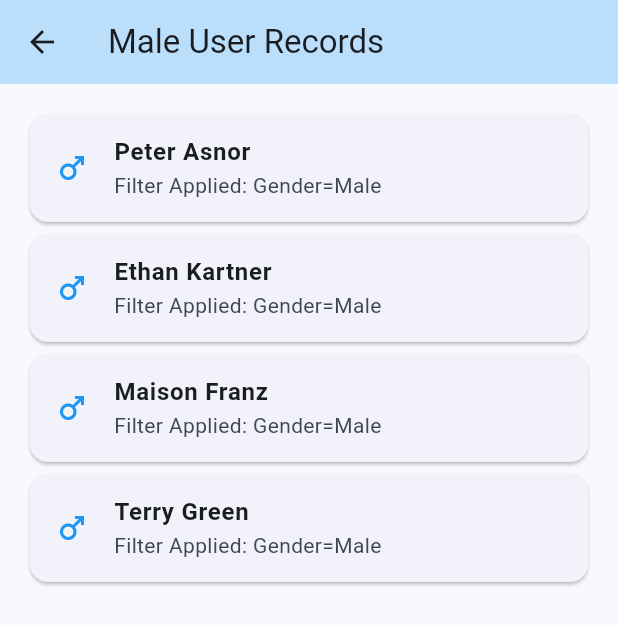
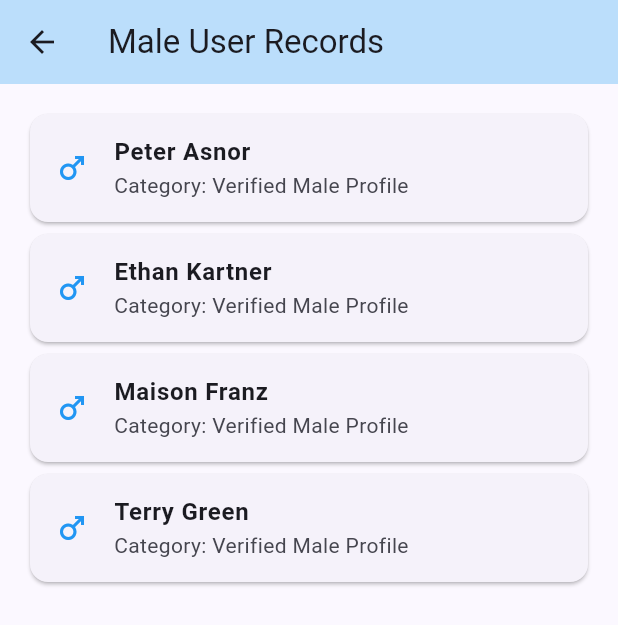
Before and after one commit to bartusanli/dynamic-user-list-filtering, a Flutter app: the screen it shows after launch, after a tap on an icon or button, on a phone screen of 412 x 824 dp. Shown: the top 625 px of the screen. Run offline on Flutter 3.47's test engine with Material 3 defaults, Android fonts, the phone set to English and light mode, and no system bars.

Commit message:
Male and female part updated

```diff
--- a/lib/main.dart
+++ b/lib/main.dart
@@ -1,12 +1,13 @@
 import 'package:flutter/material.dart';
-// Note: Ensure your inkwellcontainers.dart file is in the same directory or update the path
+// Note: You can keep the import for inkwellcontainers if you use it elsewhere,
+// but for this specific directory logic, we are creating a dedicated Female page.
 import 'package:vize/inkwellcontainers.dart';
 
 void main() {
   runApp(const MyApp());
 }
 
-/// 1. Data Model - Professional apps use objects to handle data
+/// 1. Data Model
 class UserProfile {
   final String name;
   final String gender;
@@ -25,7 +26,7 @@ class MyApp extends StatelessWidget {
       debugShowCheckedModeBanner: false,
       theme: ThemeData(
         useMaterial3: true,
-        colorSchemeSeed: Colors.blue, // Modern Material 3 theme
+        colorSchemeSeed: Colors.indigo, // Professional Indigo Theme
       ),
       home: UserDirectoryPage(),
     );
@@ -35,7 +36,6 @@ class MyApp extends StatelessWidget {
 class UserDirectoryPage extends StatelessWidget {
   UserDirectoryPage({super.key});
 
-  // 2. Data Source - In a real app, this would come from an API or Database
   final List<UserProfile> users = [
     UserProfile(name: "Peter Asnor", gender: "male"),
     UserProfile(name: "Julia Iron", gender: "female"),
@@ -55,7 +55,6 @@ class UserDirectoryPage extends StatelessWidget {
         title: const Column(
           children: [
             Text("User Directory", style: TextStyle(fontSize: 18, fontWeight: FontWeight.bold)),
-            Text("Bartu Şanlı | 23220030065", style: TextStyle(fontSize: 12)),
           ],
         ),
       ),
@@ -64,7 +63,6 @@ class UserDirectoryPage extends StatelessWidget {
         itemCount: users.length,
         separatorBuilder: (context, index) => const SizedBox(height: 8),
         itemBuilder: (context, index) {
-          // Pass the full list to the tile so it can filter later
           return UserListTile(user: users[index], allUsers: users);
         },
       ),
@@ -72,18 +70,16 @@ class UserDirectoryPage extends StatelessWidget {
   }
 }
 
-/// 4. Custom Widget - Separating logic into its own class
+/// 2. Professional List Tile Widget
 class UserListTile extends StatelessWidget {
   final UserProfile user;
-  final List<UserProfile> allUsers; // Access to full list for filtering
+  final List<UserProfile> allUsers;
 
   const UserListTile({super.key, required this.user, required this.allUsers});
 
   @override
   Widget build(BuildContext context) {
     final bool isFemale = user.gender.toLowerCase() == 'female';
-
-    // Professional touch: Define colors based on gender
     final Color genderColor = isFemale ? Colors.pink : Colors.blue;
     final Color genderBackground = isFemale ? Colors.pink.shade50 : Colors.blue.shade50;
 
@@ -97,34 +93,26 @@ class UserListTile extends StatelessWidget {
         leading: CircleAvatar(
           backgroundColor: genderBackground,
           child: Text(
-            user.name[0], // Shows the first letter
+            user.name[0],
             style: TextStyle(color: genderColor, fontWeight: FontWeight.bold),
           ),
         ),
-        title: Text(
-          user.name,
-          style: const TextStyle(fontWeight: FontWeight.w600),
-        ),
-        subtitle: Text(
-          user.gender.toUpperCase(),
-          style: TextStyle(fontSize: 12, color: Colors.grey.shade600),
-        ),
-        trailing: Icon(
-            Icons.arrow_forward_ios,
-            size: 14,
-            color: genderColor.withOpacity(0.5)
-        ),
+        title: Text(user.name, style: const TextStyle(fontWeight: FontWeight.w600)),
+        subtitle: Text(user.gender.toUpperCase()),
+        trailing: Icon(Icons.arrow_forward_ios, size: 14, color: genderColor.withOpacity(0.5)),
         onTap: () {
           if (isFemale) {
-            // Females go to the original page
+            // Filter only Females
+            final femaleOnlyList = allUsers.where((u) => u.gender.toLowerCase() == 'female').toList();
             Navigator.push(
               context,
-              MaterialPageRoute(builder: (context) => inkwellcontainers()),
+              MaterialPageRoute(
+                builder: (context) => FemaleDirectoryPage(femaleUsers: femaleOnlyList),
+              ),
             );
           } else {
-            // Logic: Filter only males and send to the MaleDirectoryPage
+            // Filter only Males
             final maleOnlyList = allUsers.where((u) => u.gender.toLowerCase() == 'male').toList();
-
             Navigator.push(
               context,
               MaterialPageRoute(
@@ -138,19 +126,15 @@ class UserListTile extends StatelessWidget {
   }
 }
 
-/// 5. Professional Filtered Page - Shows ONLY Males
+/// 3. Filtered Page for Males
 class MaleDirectoryPage extends StatelessWidget {
   final List<UserProfile> maleUsers;
-
   const MaleDirectoryPage({super.key, required this.maleUsers});
 
   @override
   Widget build(BuildContext context) {
     return Scaffold(
-      appBar: AppBar(
-        title: const Text("Male User Records"),
-        backgroundColor: Colors.blue.shade100,
-      ),
+      appBar: AppBar(title: const Text("Male User Records"), backgroundColor: Colors.blue.shade100),
       body: ListView.builder(
         padding: const EdgeInsets.all(16),
         itemCount: maleUsers.length,
@@ -159,7 +143,7 @@ class MaleDirectoryPage extends StatelessWidget {
             child: ListTile(
               leading: const Icon(Icons.male, color: Colors.blue),
               title: Text(maleUsers[index].name, style: const TextStyle(fontWeight: FontWeight.bold)),
-              subtitle: const Text("Filter Applied: Gender=Male"),
+              subtitle: const Text("Category: Verified Male Profile"),
             ),
           );
         },
@@ -167,3 +151,29 @@ class MaleDirectoryPage extends StatelessWidget {
     );
   }
 }
+
+/// 4. Filtered Page for Females (Equality Added)
+class FemaleDirectoryPage extends StatelessWidget {
+  final List<UserProfile> femaleUsers;
+  const FemaleDirectoryPage({super.key, required this.femaleUsers});
+
+  @override
+  Widget build(BuildContext context) {
+    return Scaffold(
+      appBar: AppBar(title: const Text("Female User Records"), backgroundColor: Colors.pink.shade100),
+      body: ListView.builder(
+        padding: const EdgeInsets.all(16),
+        itemCount: femaleUsers.length,
+        itemBuilder: (context, index) {
+          return Card(
+            child: ListTile(
+              leading: const Icon(Icons.female, color: Colors.pink),
+              title: Text(femaleUsers[index].name, style: const TextStyle(fontWeight: FontWeight.bold)),
+              subtitle: const Text("Category: Verified Female Profile"),
+            ),
+          );
+        },
+      ),
+    );
+  }
+}
```
